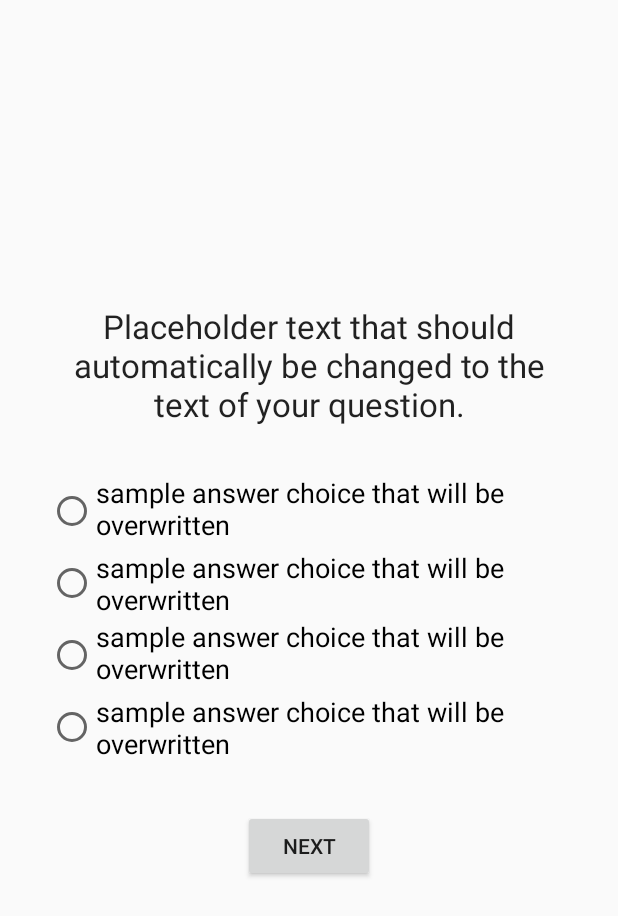
After one commit to joshua-friede/trivia-app, an Android app: the layout activity_multiple_choice.xml on its own in the app's theme, with its tools: preview values and no code run, on a phone screen of 412 x 824 dp. The commit adds this screen. Shown: the top 916 px of the screen. Run offline under Robolectric (Android 15) with nearby library versions, the phone set to English and light mode, and no system bars; network calls fail.

Commit message:
implement multiple choice questions

```diff
--- a/Trivia/app/src/main/AndroidManifest.xml
+++ b/Trivia/app/src/main/AndroidManifest.xml
@@ -21,6 +21,7 @@
         </activity>
         <activity android:name=".view.Finished" />
         <activity android:name=".view.TrueFalseActivity" />
+        <activity android:name=".view.MultipleChoiceActivity"></activity>
     </application>
 
 </manifest>
--- a/Trivia/app/src/main/java/tech/friede/joshua/trivia/controller/Session.kt
+++ b/Trivia/app/src/main/java/tech/friede/joshua/trivia/controller/Session.kt
@@ -2,6 +2,7 @@ package tech.friede.joshua.trivia.controller
 
 import tech.friede.joshua.trivia.model.Quiz
 import tech.friede.joshua.trivia.model.QuizResponse
+import tech.friede.joshua.trivia.model.questions.MultipleChoice
 import tech.friede.joshua.trivia.model.questions.TrueFalse
 
 
@@ -17,7 +18,7 @@ object Session {
         //dummy code
 
         val dummyQuiz = Quiz("dummyQuiz")
-        val dummyQuestion1 = TrueFalse("dummyQuestion1", "The sky is blue:", true)
+        val dummyQuestion1 = MultipleChoice("dummyQuestion1", "What color is the sky?", "red", "blue", "yellow", "orange", 'B')
         dummyQuiz.addQuestion(dummyQuestion1)
         val dummyQuestion2 = TrueFalse("dummyQuestion2", "The earth is round:", true)
         dummyQuiz.addQuestion(dummyQuestion2)
--- a/Trivia/app/src/main/java/tech/friede/joshua/trivia/view/MainActivity.kt
+++ b/Trivia/app/src/main/java/tech/friede/joshua/trivia/view/MainActivity.kt
@@ -53,7 +53,7 @@ class MainActivity : AppCompatActivity() {
         val i = Intent()
         when( Session.selectedQuiz.getQuestionN(Session.currentQuestion) ) {
             is TrueFalse -> i.setClass(this, TrueFalseActivity::class.java)
-            is MultipleChoice -> i.setClass(this, MultipleChoice::class.java)
+            is MultipleChoice -> i.setClass(this, MultipleChoiceActivity::class.java)
             else -> i.setClass(this, Finished::class.java)
         }
         startActivity(i)
--- /dev/null
+++ b/Trivia/app/src/main/java/tech/friede/joshua/trivia/view/MultipleChoiceActivity.kt
@@ -0,0 +1,23 @@
+package tech.friede.joshua.trivia.view
+
+
+import android.os.Bundle
+import kotlinx.android.synthetic.main.activity_multiple_choice.*
+import tech.friede.joshua.trivia.R
+import tech.friede.joshua.trivia.controller.Session
+import tech.friede.joshua.trivia.model.questions.MultipleChoice
+
+class MultipleChoiceActivity : QuestionActivity() {
+
+    override fun onCreate(savedInstanceState: Bundle?) {
+        super.onCreate(savedInstanceState)
+        setContentView(R.layout.activity_multiple_choice)
+
+        val q = Session.selectedQuiz.getQuestionN(Session.currentQuestion) as MultipleChoice
+        question_text.text = q.text
+        option_a.text = q.A
+        option_b.text = q.B
+        option_c.text = q.C
+        option_d.text = q.D
+    }
+}
--- /dev/null
+++ b/Trivia/app/src/main/res/layout/activity_multiple_choice.xml
@@ -0,0 +1,83 @@
+<?xml version="1.0" encoding="utf-8"?>
+<android.support.constraint.ConstraintLayout xmlns:android="http://schemas.android.com/apk/res/android"
+    xmlns:app="http://schemas.android.com/apk/res-auto"
+    xmlns:tools="http://schemas.android.com/tools"
+    android:layout_width="match_parent"
+    android:layout_height="match_parent"
+    tools:context=".view.MultipleChoiceActivity">
+
+    <RadioGroup
+        android:id="@+id/mc_radio_group"
+        android:layout_width="0dp"
+        android:layout_height="wrap_content"
+        android:layout_marginEnd="32dp"
+        android:layout_marginStart="32dp"
+        app:layout_constraintBottom_toBottomOf="parent"
+        app:layout_constraintEnd_toEndOf="parent"
+        app:layout_constraintHorizontal_bias="0.5"
+        app:layout_constraintStart_toStartOf="parent"
+        app:layout_constraintTop_toTopOf="parent">
+
+        <RadioButton
+            android:id="@+id/option_a"
+            android:layout_width="wrap_content"
+            android:layout_height="wrap_content"
+            android:layout_weight="1"
+            android:paddingBottom="4dp"
+            android:text="sample answer choice that will be overwritten"
+            android:textAppearance="@android:style/TextAppearance.Material.Medium" />
+
+        <RadioButton
+            android:id="@+id/option_b"
+            android:layout_width="wrap_content"
+            android:layout_height="wrap_content"
+            android:layout_weight="1"
+            android:text="sample answer choice that will be overwritten"
+            android:textAppearance="@android:style/TextAppearance.Material.Medium"
+            tools:paddingBottom="4dp" />
+
+        <RadioButton
+            android:id="@+id/option_c"
+            android:layout_width="wrap_content"
+            android:layout_height="wrap_content"
+            android:layout_weight="1"
+            android:paddingBottom="4dp"
+            android:text="sample answer choice that will be overwritten"
+            android:textAppearance="@android:style/TextAppearance.Material.Medium" />
+
+        <RadioButton
+            android:id="@+id/option_d"
+            android:layout_width="wrap_content"
+            android:layout_height="wrap_content"
+            android:layout_weight="1"
+            android:text="sample answer choice that will be overwritten"
+            android:textAppearance="@android:style/TextAppearance.Material.Medium" />
+    </RadioGroup>
+
+    <TextView
+        android:id="@+id/question_text"
+        android:layout_width="0dp"
+        android:layout_height="wrap_content"
+        android:layout_marginBottom="32dp"
+        android:layout_marginEnd="32dp"
+        android:layout_marginStart="32dp"
+        android:text="@string/mc_question"
+        android:textAlignment="center"
+        android:textAppearance="@android:style/TextAppearance.Material.Large"
+        app:layout_constraintBottom_toTopOf="@+id/mc_radio_group"
+        app:layout_constraintEnd_toEndOf="parent"
+        app:layout_constraintHorizontal_bias="0.5"
+        app:layout_constraintStart_toStartOf="parent" />
+
+    <Button
+        android:id="@+id/button3"
+        android:layout_width="wrap_content"
+        android:layout_height="wrap_content"
+        android:layout_marginTop="32dp"
+        android:onClick="next"
+        android:text="@string/next"
+        app:layout_constraintEnd_toEndOf="parent"
+        app:layout_constraintHorizontal_bias="0.5"
+        app:layout_constraintStart_toStartOf="parent"
+        app:layout_constraintTop_toBottomOf="@+id/mc_radio_group" />
+</android.support.constraint.ConstraintLayout>
--- a/Trivia/app/src/main/res/layout/content_main.xml
+++ b/Trivia/app/src/main/res/layout/content_main.xml
@@ -10,7 +10,7 @@
     tools:showIn="@layout/activity_main">
 
     <TextView
-        android:id="@+id/textView3"
+        android:id="@+id/quiz_title"
         android:layout_width="0dp"
         android:layout_height="wrap_content"
         android:layout_marginBottom="64dp"
@@ -20,13 +20,13 @@
         android:textAlignment="center"
         android:textAppearance="@android:style/TextAppearance.Material.Title"
         android:textSize="36sp"
-        app:layout_constraintBottom_toTopOf="@+id/textView4"
+        app:layout_constraintBottom_toTopOf="@+id/quiz_description"
         app:layout_constraintEnd_toEndOf="parent"
         app:layout_constraintHorizontal_bias="0.5"
         app:layout_constraintStart_toStartOf="parent" />
 
     <Button
-        android:id="@+id/button2"
+        android:id="@+id/take_quiz_button"
         android:layout_width="wrap_content"
         android:layout_height="wrap_content"
         android:layout_marginTop="64dp"
@@ -34,10 +34,10 @@
         android:text="@string/quiz_start_button"
         app:layout_constraintEnd_toEndOf="parent"
         app:layout_constraintStart_toStartOf="parent"
-        app:layout_constraintTop_toBottomOf="@+id/textView4" />
+        app:layout_constraintTop_toBottomOf="@+id/quiz_description" />
 
     <TextView
-        android:id="@+id/textView4"
+        android:id="@+id/quiz_description"
         android:layout_width="0dp"
         android:layout_height="wrap_content"
         android:layout_marginEnd="32dp"
--- a/Trivia/app/src/main/res/values/strings.xml
+++ b/Trivia/app/src/main/res/values/strings.xml
@@ -11,8 +11,10 @@
     <string name="quiz_finished_message">You have completed the quiz!</string>
     <string name="quiz_finished_button">TAKE QUIZ AGAIN</string>
 
-    <string name="tf_question">This is some placeholder text for a true-false question. This is the hard-coded default until further functionality is added.</string>
+    <string name="tf_question">This is some placeholder text for a true-false question. This should automatically be changed to the text of your question.</string>
     <string name="t">True</string>
     <string name="f">False</string>
 
+    <string name="mc_question">Placeholder text that should automatically be changed to the text of your question.</string>
+
 </resources>
```
